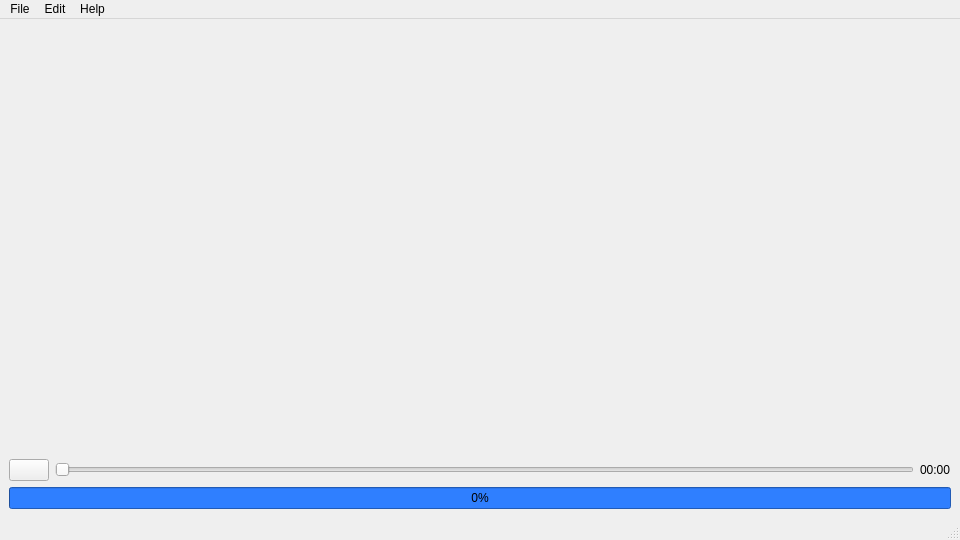
Qt form source/mainwindow.ui (KirxSheppard/MSFplayer) before a commit.
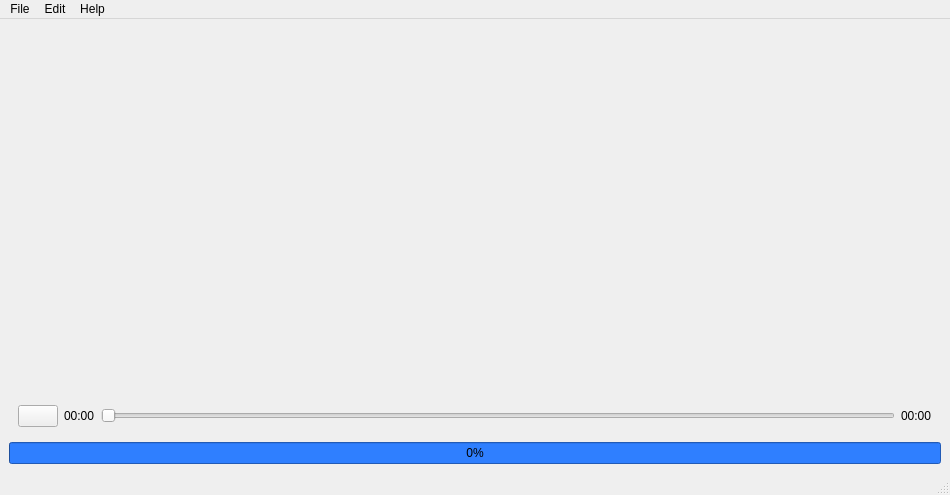
The same form after that commit. Custom widgets are drawn as their Qt base class.

Commit message: 18th commit with a new gui function + optimization in progress

What changed in the file:
```diff
--- a/source/mainwindow.ui
+++ b/source/mainwindow.ui
@@ -6,8 +6,8 @@
    <rect>
     <x>0</x>
     <y>0</y>
-    <width>960</width>
-    <height>540</height>
+    <width>950</width>
+    <height>495</height>
    </rect>
   </property>
   <property name="sizePolicy">
@@ -35,8 +35,9 @@
      </spacer>
     </item>
     <item>
+     <widget class="QWidget" name="vidProgWidget" native="true">
      <layout class="QHBoxLayout" name="horizontalLayout">
-      <item alignment="Qt::AlignVCenter">
+       <item>
        <widget class="QPushButton" name="playPauseButton">
         <property name="enabled">
          <bool>true</bool>
@@ -58,6 +59,13 @@
         </property>
        </widget>
       </item>
+       <item>
+        <widget class="QLabel" name="timelabel">
+         <property name="text">
+          <string>00:00</string>
+         </property>
+        </widget>
+       </item>
       <item alignment="Qt::AlignVCenter">
        <widget class="Slider" name="horizontalSlider">
         <property name="mouseTracking">
@@ -71,14 +79,15 @@
         </property>
        </widget>
       </item>
-      <item alignment="Qt::AlignVCenter">
-       <widget class="QLabel" name="timelabel">
+       <item>
+        <widget class="QLabel" name="labelRemainingTime">
         <property name="text">
          <string>00:00</string>
         </property>
        </widget>
       </item>
      </layout>
+     </widget>
     </item>
     <item>
      <widget class="QProgressBar" name="progressBar">
@@ -115,7 +124,7 @@
     <rect>
      <x>0</x>
      <y>0</y>
-     <width>960</width>
+     <width>950</width>
      <height>22</height>
     </rect>
    </property>
```
Left out of the diff: 6 changed lines with no effect on the pictures. Lines whose indentation alone changed are shown as unchanged. The commit also changes 4 other files.
